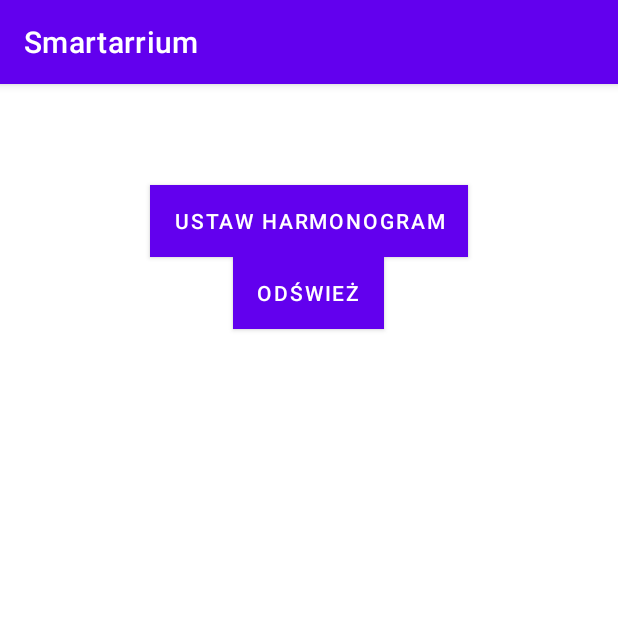
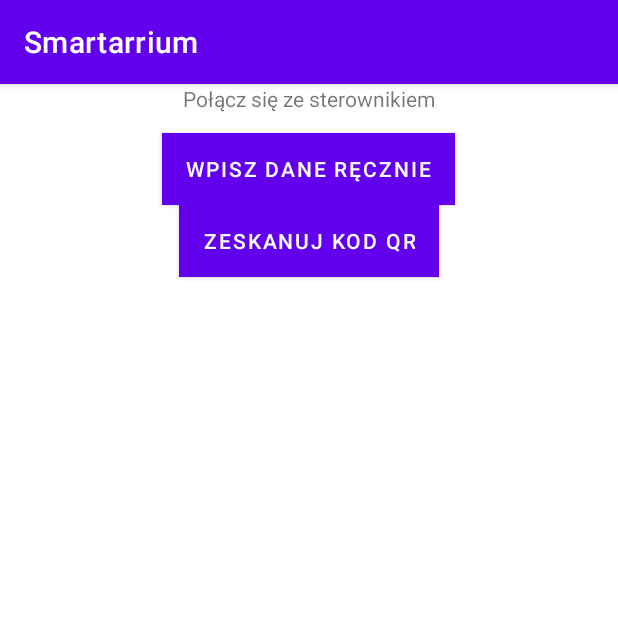
Before and after one commit to problemy/ProjectPAMO, an Android app: the screen it shows after launch (MainActivity before the commit, ControllerConnector after it), on a phone screen of 412 x 824 dp, the top half of it. Run offline under Robolectric (Android 15) with nearby library versions, the phone set to English and light mode, and no system bars.

Commit message:
qr code scanner works, form for controller gets input

```diff
--- /dev/null
+++ b/Smartarrium/app/src/main/java/com/example/smartarrium/ControllerConnector.java
@@ -0,0 +1,50 @@
+package com.example.smartarrium;
+
+import androidx.appcompat.app.AppCompatActivity;
+
+import android.content.Intent;
+import android.os.Bundle;
+import android.view.View;
+import android.widget.Button;
+import android.widget.EditText;
+import android.widget.TextView;
+
+public class ControllerConnector extends AppCompatActivity {
+    EditText ipInput, apiKeyInput, nameInput;
+    TextView ipLabel, apiKeyLabel, nameLabel;
+    Button submit, scanQR;
+    @Override
+    protected void onCreate(Bundle savedInstanceState) {
+        super.onCreate(savedInstanceState);
+        setContentView(R.layout.activity_controller_connector);
+        ipLabel = findViewById(R.id.ipLabel);
+        ipInput = findViewById(R.id.ipInput);
+        apiKeyLabel = findViewById(R.id.apiLabel);
+        apiKeyInput = findViewById(R.id.apiInput);
+        nameLabel = findViewById(R.id.nameLabel);
+        nameInput = findViewById(R.id.nameInput);
+        nameLabel = findViewById(R.id.nameLabel);
+        nameInput = findViewById(R.id.nameInput);
+
+        submit = findViewById(R.id.submitForm);
+        scanQR = findViewById(R.id.scanQrCode);
+    }
+
+    public void showForm(View view){
+        ipLabel.setVisibility(View.VISIBLE);
+        ipInput.setVisibility(View.VISIBLE);
+        apiKeyLabel.setVisibility(View.VISIBLE);
+        apiKeyInput.setVisibility(View.VISIBLE);
+        nameLabel.setVisibility(View.VISIBLE);
+        nameInput.setVisibility(View.VISIBLE);
+        submit.setVisibility(View.VISIBLE);
+        scanQR.setVisibility(View.GONE);
+    };
+
+    public void goToQrCodeScanner(View view){
+
+            Intent scannerIntent = new Intent(ControllerConnector.this, ScannerQR.class);
+            startActivity(scannerIntent);
+    }
+
+}
--- /dev/null
+++ b/Smartarrium/app/src/main/java/com/example/smartarrium/QRCodeFoundListener.java
@@ -0,0 +1,6 @@
+package com.example.smartarrium;
+
+public interface QRCodeFoundListener {
+        void onQRCodeFound(String qrCode);
+        void qrCodeNotFound();
+}
--- a/Smartarrium/app/src/main/java/com/example/smartarrium/WelcomeScreen.java
+++ b/Smartarrium/app/src/main/java/com/example/smartarrium/WelcomeScreen.java
@@ -19,9 +19,15 @@ public class WelcomeScreen extends AppCompatActivity {
         new Handler().postDelayed(new Runnable() {
             @Override
             public void run(){
-                Intent homeIntent = new Intent(WelcomeScreen.this, MainActivity.class);
-                startActivity(homeIntent);
-                finish();
+                if(Controller.getId()>0) {
+                    Intent homeIntent = new Intent(WelcomeScreen.this, MainActivity.class);
+                    startActivity(homeIntent);
+                    finish();
+                } else {
+                    Intent homeIntent = new Intent(WelcomeScreen.this, ControllerConnector.class);
+                    startActivity(homeIntent);
+                    finish();
+                }
             }
         },SPLASH_TIME_OUT);
     }
--- /dev/null
+++ b/Smartarrium/app/src/main/res/layout/activity_controller_connector.xml
@@ -0,0 +1,96 @@
+<?xml version="1.0" encoding="utf-8"?>
+<LinearLayout xmlns:android="http://schemas.android.com/apk/res/android"
+    xmlns:app="http://schemas.android.com/apk/res-auto"
+    xmlns:tools="http://schemas.android.com/tools"
+    android:layout_width="fill_parent"
+    android:layout_height="fill_parent"
+    android:orientation="vertical"
+    tools:visibility="visible">
+    tools:context=".ControllerConnector">
+
+    <TextView
+        android:id="@+id/textView"
+        android:layout_width="wrap_content"
+        android:layout_height="wrap_content"
+        android:layout_gravity="center"
+        android:layout_marginBottom="20px"
+        android:text="Połącz się ze sterownikiem"
+        tools:layout_editor_absoluteX="189dp"
+        tools:layout_editor_absoluteY="106dp" />
+
+    <Button
+        android:id="@+id/controllerForm"
+        android:layout_width="wrap_content"
+        android:layout_height="wrap_content"
+        android:layout_gravity="center"
+        android:background="@color/black"
+        android:text="Wpisz dane ręcznie"
+        android:onClick="showForm"/>
+
+    <TextView
+        android:id="@+id/ipLabel"
+        android:layout_width="wrap_content"
+        android:layout_height="wrap_content"
+        android:layout_gravity="center"
+        android:text="Podaj ip sterownika:"
+        android:textSize="20dp"
+        android:visibility="gone" />
+
+    <EditText
+        android:id="@+id/ipInput"
+        android:layout_width="120dp"
+        android:layout_height="25dp"
+        android:layout_gravity="center"
+        android:visibility="gone" />
+
+    <TextView
+        android:id="@+id/nameLabel"
+        android:layout_width="wrap_content"
+        android:layout_height="wrap_content"
+        android:layout_gravity="center"
+        android:text="Podaj nazwę sterownika:"
+        android:textSize="20dp"
+        android:visibility="gone" />
+
+    <EditText
+        android:id="@+id/nameInput"
+        android:layout_width="120dp"
+        android:layout_height="25dp"
+        android:layout_gravity="center"
+        android:visibility="gone" />
+
+    <TextView
+        android:id="@+id/apiLabel"
+        android:layout_width="wrap_content"
+        android:layout_height="wrap_content"
+        android:layout_gravity="center"
+        android:text="Podaj klucz Webthings API "
+        android:textSize="20dp"
+        android:visibility="gone" />
+
+    <EditText
+        android:id="@+id/apiInput"
+        android:layout_width="120dp"
+        android:layout_height="25dp"
+        android:layout_gravity="center"
+        android:visibility="gone" />
+    <Button
+        android:id="@+id/submitForm"
+        android:layout_width="wrap_content"
+        android:layout_height="wrap_content"
+        android:layout_gravity="center"
+        android:background="@color/black"
+        android:visibility="gone"
+        android:text="@string/connect" />
+
+    <Button
+        android:id="@+id/scanQrCode"
+        android:layout_width="wrap_content"
+        android:layout_height="wrap_content"
+        android:layout_gravity="center"
+        android:background="@color/black"
+        android:visibility="visible"
+        android:text="Zeskanuj kod QR"
+        android:onClick="goToQrCodeScanner"/>
+
+</LinearLayout>
--- a/Smartarrium/app/src/main/res/values/strings.xml
+++ b/Smartarrium/app/src/main/res/values/strings.xml
@@ -11,4 +11,5 @@
     <string name="start_night_minute">Minutra rozpoczęcia nocy:</string>
     <string name="night_temperature">Temperatura w nocy:</string>
     <string name="set">Ustaw</string>
+    <string name="connect">Połącz się</string>
 </resources>
```
Also changed, not shown: Smartarrium/app/build.gradle (+8 -2 lines), Smartarrium/app/src/main/AndroidManifest.xml (+6 -2 lines), Smartarrium/app/src/main/java/com/example/smartarrium/Controller.java (added, +52 -0 lines), Smartarrium/app/src/main/java/com/example/smartarrium/QRCodeImageAnalyzer.java (added, +56 -0 lines), Smartarrium/app/src/main/java/com/example/smartarrium/ScannerQR.java (added, +137 -0 lines), Smartarrium/app/src/main/res/layout/activity_scanner_q_r.xml (added, +24 -0 lines).
